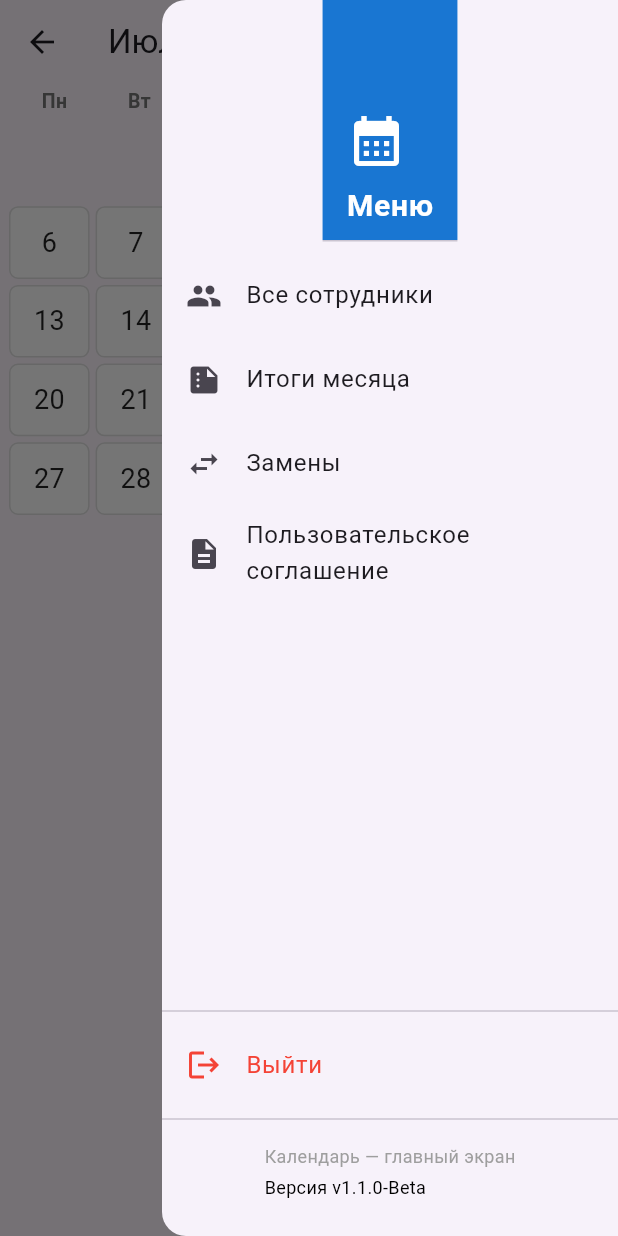
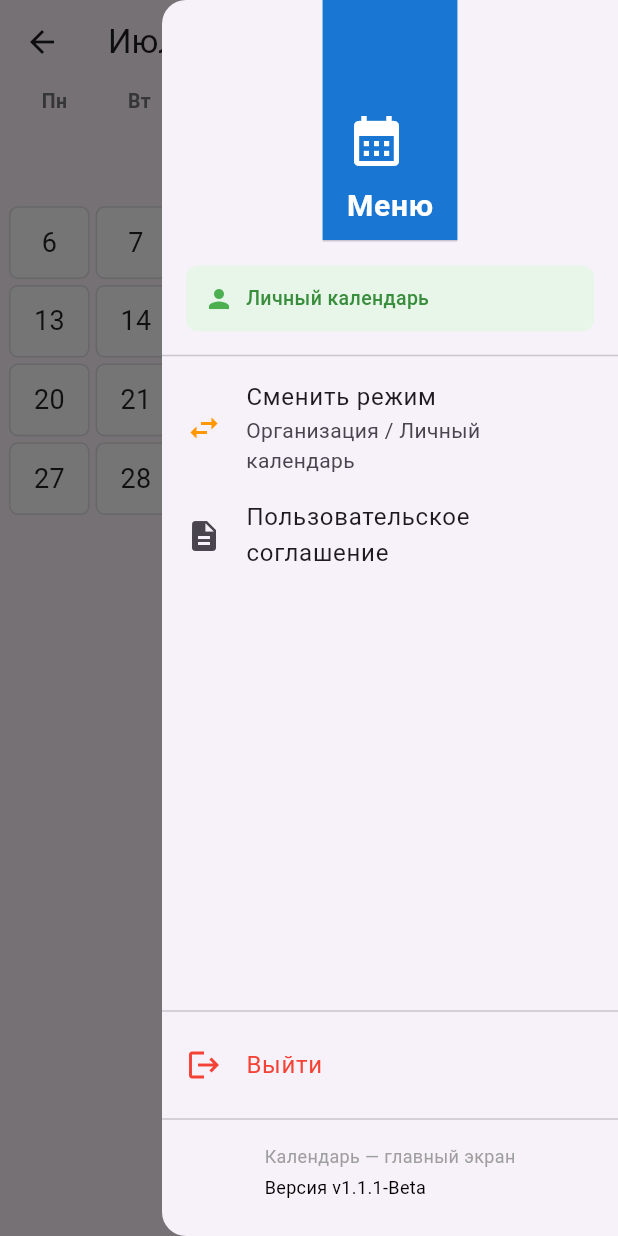
Before and after one commit to BOGZOERT/new-systems-intercession, a Flutter app: the CalendarScreen screen opened directly, with the side drawer open, on a phone screen of 412 x 824 dp. Run offline on Flutter 3.47's test engine with Material 3 defaults, Android fonts, the phone set to English and light mode, and no system bars; our stand-ins replace cloud_firestore, data_table_2, firebase_auth, firebase_core, image_picker; accounts and stored records are empty.

Commit message:
update 1.1.1

```diff
--- a/lib/screens/calendar_screen.dart
+++ b/lib/screens/calendar_screen.dart
@@ -7,6 +7,7 @@ import '../services/version_service.dart';
 import '../widgets/user_avatar.dart';
 import 'add_user_screen.dart';
 import 'all_users_screen.dart';
+import 'choice_screen.dart';
 import 'day_table_screen.dart';
 import 'dev_screen.dart';
 import 'manage_schedule_screen.dart';
@@ -284,7 +285,8 @@ class _CalendarScreenState extends State<CalendarScreen> {
       endDrawer: _buildDrawer(context, role, appUser),
       body: Column(
         children: [
-          if (role == AppRole.admin || role == AppRole.developer || role == AppRole.boss)
+          if (appUser != null && appUser.organizationId.isNotEmpty &&
+              (role == AppRole.admin || role == AppRole.developer || role == AppRole.boss))
             Padding(
               padding: const EdgeInsets.symmetric(horizontal: 12, vertical: 4),
               child: Row(
@@ -414,6 +416,8 @@ class _CalendarScreenState extends State<CalendarScreen> {
   }
 
   Widget _buildDrawer(BuildContext context, AppRole role, AppUser? appUser) {
+    final isOrganization = appUser != null && appUser.organizationId.isNotEmpty;
+
     return Drawer(
       child: Column(
         children: [
@@ -429,6 +433,42 @@ class _CalendarScreenState extends State<CalendarScreen> {
               ],
             ),
           ),
+
+          // Информация о режиме
+          Padding(
+            padding: const EdgeInsets.symmetric(horizontal: 16, vertical: 8),
+            child: Container(
+              padding: const EdgeInsets.all(12),
+              decoration: BoxDecoration(
+                color: isOrganization ? Colors.blue.shade50 : Colors.green.shade50,
+                borderRadius: BorderRadius.circular(8),
+              ),
+              child: Row(
+                children: [
+                  Icon(
+                    isOrganization ? Icons.business : Icons.person,
+                    color: isOrganization ? Colors.blue : Colors.green,
+                    size: 20,
+                  ),
+                  const SizedBox(width: 8),
+                  Expanded(
+                    child: Text(
+                      isOrganization ? 'Режим организации' : 'Личный календарь',
+                      style: TextStyle(
+                        fontSize: 13,
+                        color: isOrganization ? Colors.blue.shade700 : Colors.green.shade700,
+                        fontWeight: FontWeight.w500,
+                      ),
+                    ),
+                  ),
+                ],
+              ),
+            ),
+          ),
+          const Divider(),
+
+          // Все сотрудники — только в организации
+          if (isOrganization)
             ListTile(
               leading: const Icon(Icons.people),
               title: const Text('Все сотрудники'),
@@ -437,7 +477,9 @@ class _CalendarScreenState extends State<CalendarScreen> {
                 Navigator.push(context, MaterialPageRoute(builder: (_) => const AllUsersScreen()));
               },
             ),
-          if (role == AppRole.admin || role == AppRole.developer)
+
+          // Добавить пользователя — только admin/developer в организации
+          if (isOrganization && (role == AppRole.admin || role == AppRole.developer))
             ListTile(
               leading: const Icon(Icons.person_add),
               title: const Text('Добавить пользователя'),
@@ -446,6 +488,9 @@ class _CalendarScreenState extends State<CalendarScreen> {
                 Navigator.push(context, MaterialPageRoute(builder: (_) => const AddUserScreen()));
               },
             ),
+
+          // Итоги месяца — только в организации
+          if (isOrganization)
             ListTile(
               leading: const Icon(Icons.summarize),
               title: const Text('Итоги месяца'),
@@ -454,6 +499,9 @@ class _CalendarScreenState extends State<CalendarScreen> {
                 Navigator.push(context, MaterialPageRoute(builder: (_) => const MonthSummaryScreen()));
               },
             ),
+
+          // Замены — только в организации
+          if (isOrganization)
             ListTile(
               leading: const Icon(Icons.swap_horiz),
               title: const Text('Замены'),
@@ -462,7 +510,8 @@ class _CalendarScreenState extends State<CalendarScreen> {
                 Navigator.push(context, MaterialPageRoute(builder: (_) => const SwapsScreen()));
               },
             ),
-          if (role == AppRole.developer)
+
+          if (isOrganization && role == AppRole.developer)
             ListTile(
               leading: const Icon(Icons.build, color: Colors.red),
               title: const Text('Инструменты разработчика'),
@@ -471,6 +520,22 @@ class _CalendarScreenState extends State<CalendarScreen> {
                 Navigator.push(context, MaterialPageRoute(builder: (_) => const DevScreen()));
               },
             ),
+
+          // Сменить режим
+          ListTile(
+            leading: const Icon(Icons.swap_horiz, color: Colors.orange),
+            title: const Text('Сменить режим'),
+            subtitle: const Text('Организация / Личный календарь'),
+            onTap: () {
+              Navigator.pop(context);
+              Navigator.pushReplacement(
+                context,
+                MaterialPageRoute(builder: (_) => const ChoiceScreen()),
+              );
+            },
+          ),
+
+          // Пользовательское соглашение
           ListTile(
             leading: const Icon(Icons.description),
             title: const Text('Пользовательское соглашение'),
@@ -479,6 +544,7 @@ class _CalendarScreenState extends State<CalendarScreen> {
               Navigator.push(context, MaterialPageRoute(builder: (_) => const PrivacyPolicyScreen()));
             },
           ),
+
           const Spacer(),
           const Divider(),
           ListTile(
--- a/lib/services/version_service.dart
+++ b/lib/services/version_service.dart
@@ -1,6 +1,6 @@
 class VersionService {
   /// Версия приложения. Менять здесь при каждом релизе.
-  static const String version = '1.1.0-Beta';
+  static const String version = '1.1.1-Beta';
 
   static String get versionString => 'v$version';
 }
--- a/pubspec.yaml
+++ b/pubspec.yaml
@@ -16,7 +16,7 @@ publish_to: 'none' # Remove this line if you wish to publish to pub.dev
 # https://developer.apple.com/library/archive/documentation/General/Reference/InfoPlistKeyReference/Articles/CoreFoundationKeys.html
 # In Windows, build-name is used as the major, minor, and patch parts
 # of the product and file versions while build-number is used as the build suffix.
-version: 1.1.0+1
+version: 1.1.1+1
 
 environment:
   sdk: ^3.12.1
```
Also changed, not shown: lib/main.dart (+6 -6 lines), lib/screens/choice_screen.dart (added, +132 -0 lines). Lines whose indentation alone changed are shown as unchanged.
